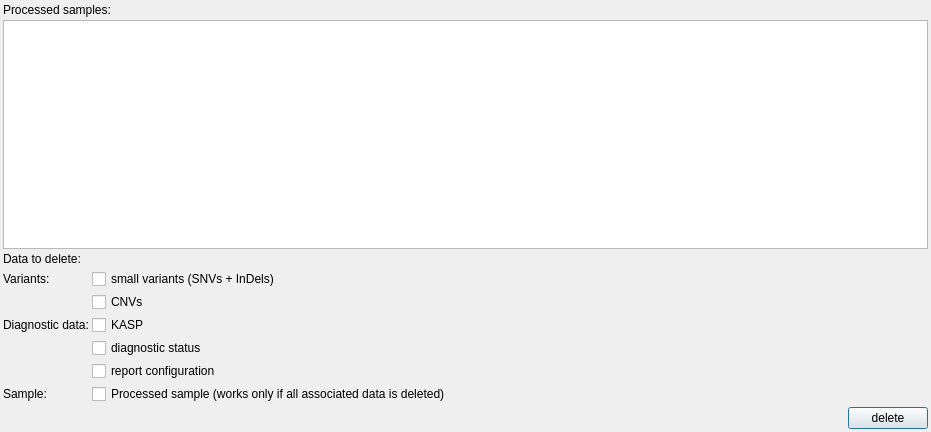
Old version of the form src/GSvar/ProcessedSampleDataDeletionDialog.ui in the repository imgag/ngs-bits.
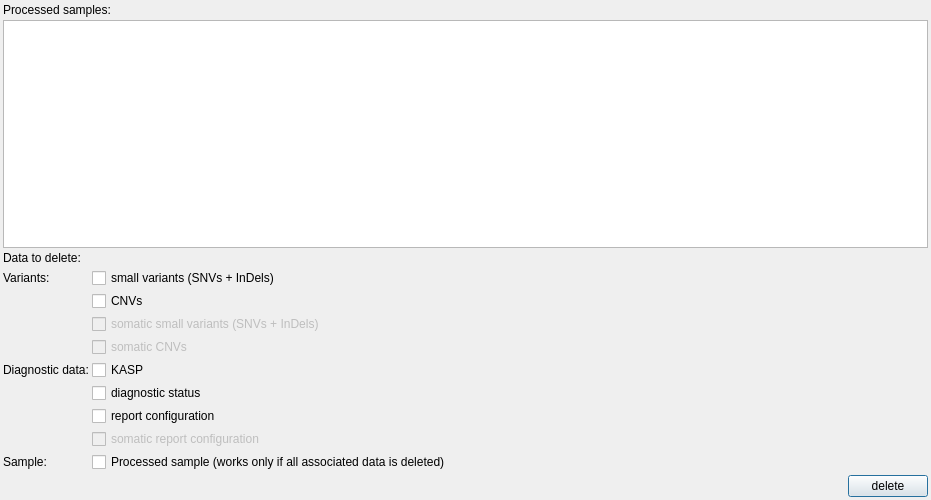
New version of the form. Icons and pictures are not drawn. Custom widgets are drawn as their Qt base class.

Commit message: Somatic report configuration (#52)

Diff of the .ui file:
```diff
--- a/src/GSvar/ProcessedSampleDataDeletionDialog.ui
+++ b/src/GSvar/ProcessedSampleDataDeletionDialog.ui
@@ -7,7 +7,7 @@
     <x>0</x>
     <y>0</y>
     <width>931</width>
-    <height>432</height>
+    <height>500</height>
    </rect>
   </property>
   <property name="windowTitle">
@@ -79,48 +79,81 @@
        </property>
       </widget>
      </item>
-     <item row="3" column="0">
+     <item row="5" column="0">
       <widget class="QLabel" name="label_6">
        <property name="text">
         <string>Diagnostic data:</string>
        </property>
       </widget>
      </item>
-     <item row="3" column="1">
+     <item row="5" column="1">
       <widget class="QCheckBox" name="kasp">
        <property name="text">
         <string>KASP</string>
        </property>
       </widget>
      </item>
-     <item row="4" column="1">
+     <item row="6" column="1">
       <widget class="QCheckBox" name="diag_status">
        <property name="text">
         <string>diagnostic status</string>
        </property>
       </widget>
      </item>
-     <item row="5" column="1">
+     <item row="7" column="1">
       <widget class="QCheckBox" name="report_config">
        <property name="text">
         <string>report configuration</string>
        </property>
       </widget>
      </item>
-     <item row="6" column="0">
+     <item row="9" column="0">
       <widget class="QLabel" name="label_5">
        <property name="text">
         <string>Sample:</string>
        </property>
       </widget>
      </item>
-     <item row="6" column="1">
+     <item row="9" column="1">
       <widget class="QCheckBox" name="processed_sample">
        <property name="text">
         <string>Processed sample (works only if all associated data is deleted)</string>
        </property>
       </widget>
      </item>
+     <item row="8" column="1">
+      <widget class="QCheckBox" name="somatic_report_config">
+       <property name="enabled">
+        <bool>false</bool>
+       </property>
+       <property name="text">
+        <string>somatic report configuration</string>
+       </property>
+       <property name="checkable">
+        <bool>true</bool>
+       </property>
+      </widget>
+     </item>
+     <item row="3" column="1">
+      <widget class="QCheckBox" name="somatic_var_small">
+       <property name="enabled">
+        <bool>false</bool>
+       </property>
+       <property name="text">
+        <string>somatic small variants (SNVs + InDels)</string>
+       </property>
+      </widget>
+     </item>
+     <item row="4" column="1">
+      <widget class="QCheckBox" name="somatic_var_cnv">
+       <property name="enabled">
+        <bool>false</bool>
+       </property>
+       <property name="text">
+        <string>somatic CNVs</string>
+       </property>
+      </widget>
+     </item>
     </layout>
    </item>
    <item>
```
The commit also changes 55 other files.
